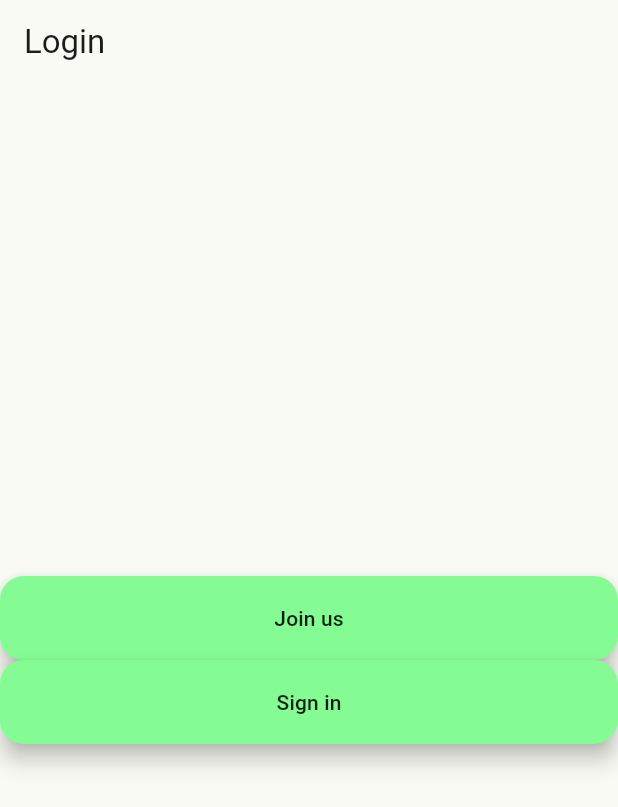
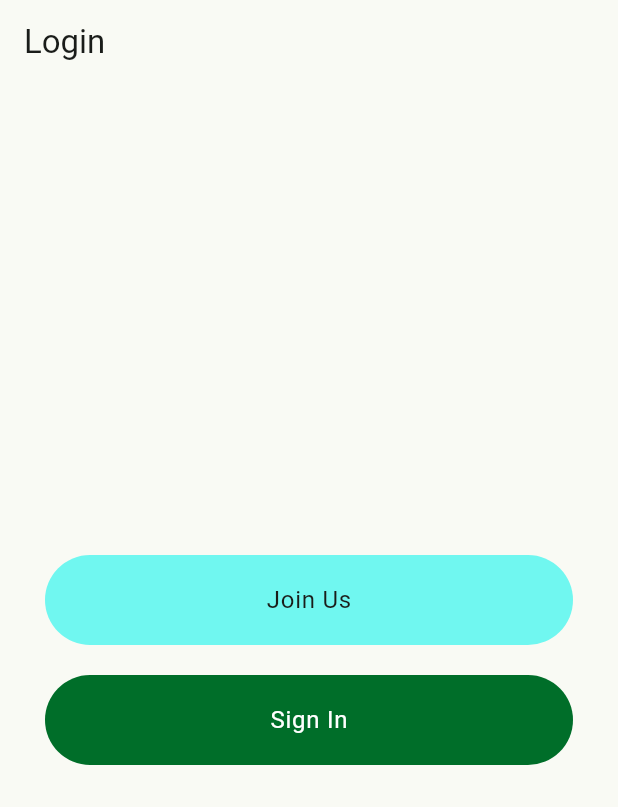
Before and after one commit to aasmal97/Healthy-Competition, a Flutter app: the screen it shows after launch, on a phone screen of 412 x 824 dp. Shown: the top 807 px of the screen. Run offline on Flutter 3.47's test engine with Material 2 defaults, Android fonts, the light colour scheme and no system bars; our stand-ins replace flutter_dotenv, get; missing offline and left inert: amplify_auth_cognito, amplify_flutter.

Commit message:
add tonal and primary button styles

```diff
--- a/lib/loginPage/login_page.dart
+++ b/lib/login_page/login_page.dart
@@ -1,15 +1,16 @@
 import 'package:flutter/material.dart';
-
+import 'package:healthy_competition_app/utilities/btn_styles.dart';
 class LoginPage extends StatelessWidget {
   const LoginPage({super.key});
   @override
   Widget build(BuildContext context) {
-    final loginButton = FloatingActionButton.extended(
+    final loginButton = GeneralButton(
+      buttonText: "Sign In",
       onPressed: () {},
-      label: const Text('Sign in'),
+      buttonType: ButtonType.primary,
     );
-    final signUpButton = FloatingActionButton.extended(
-        onPressed: () {}, label: const Text('Join us'));
+    final signUpButton = GeneralButton(
+        buttonText: "Join Us", onPressed: () {}, buttonType: ButtonType.tonal);
     return Scaffold(
         appBar: AppBar(title: const Text('Login')),
         body: Center(
--- a/lib/main.dart
+++ b/lib/main.dart
@@ -5,10 +5,9 @@ import 'package:amplify_flutter/amplify_flutter.dart';
 import 'package:amplify_auth_cognito/amplify_auth_cognito.dart';
 import 'package:flutter_dotenv/flutter_dotenv.dart';
 import 'package:get/get.dart';
-import "package:healthy_competition_app/loginPage/login_page.dart";
+import 'package:healthy_competition_app/login_page/login_page.dart';
 // Generated in previous step
 import 'amplifyconfiguration.dart';
-
 Future<void> main() async {
   await dotenv.load();
   runApp(const MyApp());
@@ -21,12 +20,12 @@ class MyApp extends StatelessWidget {
   @override
   Widget build(BuildContext context) {
     return GetMaterialApp(
-      title: 'Flutter Demo',
+      title: 'Healthy Competition',
       theme: ThemeData(useMaterial3: true, colorScheme: lightColorScheme),
       darkTheme: ThemeData(useMaterial3: true, colorScheme: darkColorScheme),
       initialRoute: "/login",
       getPages: [
-        GetPage(name: "/login", page: () => LoginPage())
+        GetPage(name: "/login", page: () => const LoginPage())
         // GetPage(name: "/dashboard", page: () => )
         // GetPage(name: "/groups", page: () => )
         // GetPage(name: "/groups/:id", page: () => )
--- /dev/null
+++ b/lib/utilities/btn_styles.dart
@@ -0,0 +1,49 @@
+import 'package:flutter/material.dart';
+
+enum ButtonType { primary, tonal, tertiary }
+
+ButtonStyle tonalBtnStyles(BuildContext context, double padding) =>
+    TextButton.styleFrom(
+        backgroundColor:
+            Theme.of(context).buttonTheme.colorScheme?.secondaryContainer,
+        padding: EdgeInsets.all(padding));
+
+ButtonStyle primaryBtnStyles(BuildContext context, double padding) =>
+    TextButton.styleFrom(
+        backgroundColor: Theme.of(context).buttonTheme.colorScheme?.primary,
+        foregroundColor:
+            Theme.of(context).buttonTheme.colorScheme?.primaryContainer,
+        padding: EdgeInsets.all(padding));
+
+class GeneralButton extends StatelessWidget {
+  const GeneralButton({
+    super.key,
+    required this.buttonText,
+    required this.onPressed,
+    required this.buttonType,
+    this.innerPadding,
+    this.outerPadding,
+  });
+  final String buttonText;
+  final VoidCallback? onPressed;
+  final ButtonType buttonType;
+  final EdgeInsetsGeometry? outerPadding;
+  final double? innerPadding;
+  @override
+  Widget build(BuildContext context) {
+    final textColor = buttonType == ButtonType.primary
+        ? Theme.of(context).buttonTheme.colorScheme?.onPrimary
+        : null;
+    final textStyles =
+        Theme.of(context).textTheme.bodyLarge?.copyWith(color: textColor);
+    return (Padding(
+      padding: outerPadding ?? const EdgeInsets.fromLTRB(30, 10, 30, 10),
+      child: TextButton(
+          onPressed: onPressed,
+          style: buttonType == ButtonType.tonal
+              ? tonalBtnStyles(context, innerPadding ?? 18)
+              : primaryBtnStyles(context, innerPadding ?? 18),
+          child: Text(buttonText, style: textStyles)),
+    ));
+  }
+}
```
Also changed, not shown: pubspec.yaml (+4 -5 lines).
